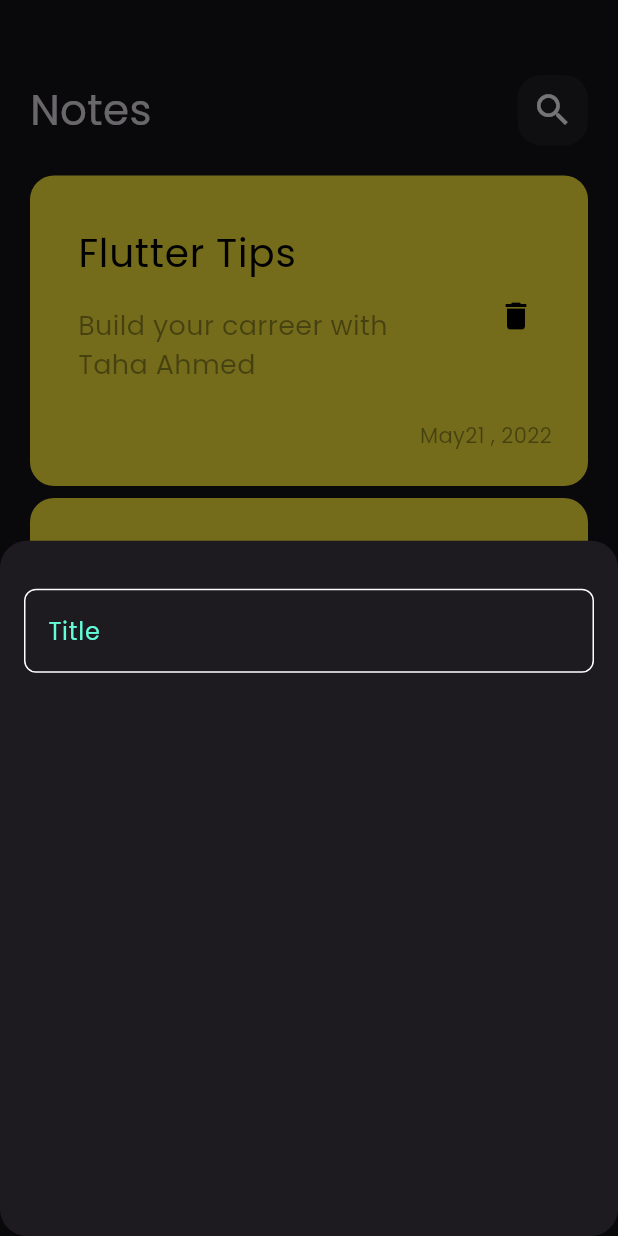
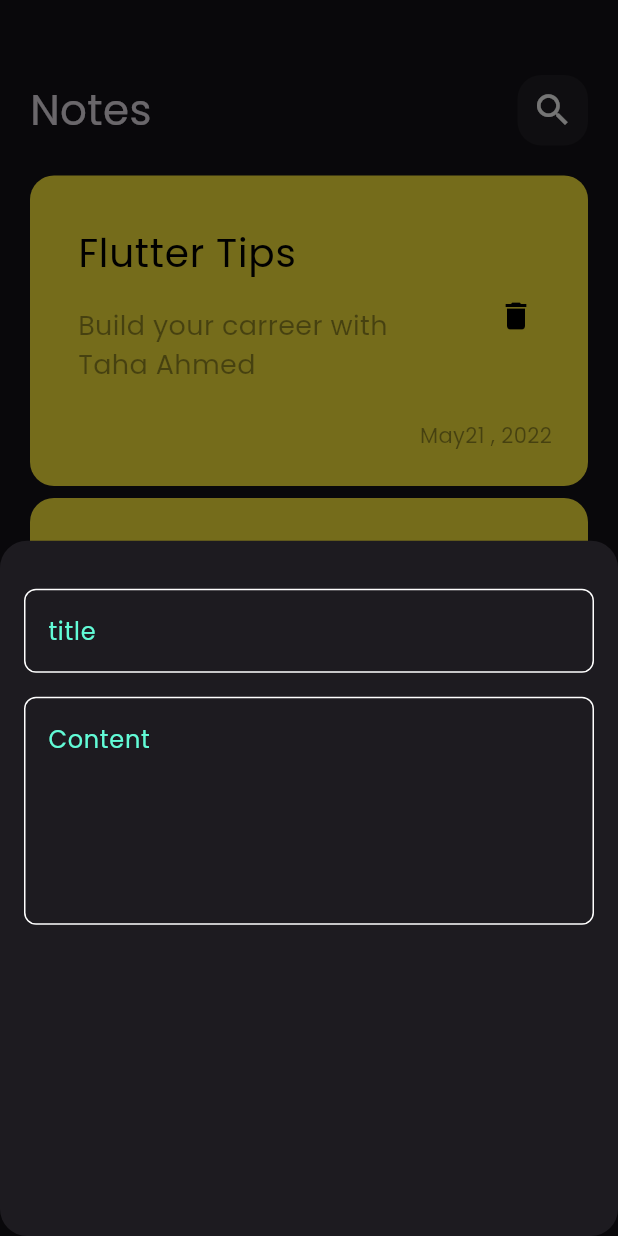
Before and after one commit to TahaAhmed-hup/Notes-App, a Flutter app: the screen it shows after launch, after a tap on the "add" icon, on a phone screen of 412 x 824 dp. Run offline on Flutter 3.47's test engine with Material 3 defaults, Android fonts, the phone set to English and light mode, and no system bars.

Commit message:
add field to bottom sheet

```diff
--- a/lib/widgets/add_note_bottom_sheet.dart
+++ b/lib/widgets/add_note_bottom_sheet.dart
@@ -13,7 +13,16 @@
           SizedBox(
             height: 32,
           ),
-          CustomTextField()
+          CustomTextField(
+            hint: 'title',
+          ),
+          SizedBox(
+            height: 16,
+          ),
+          CustomTextField(
+            hint: 'Content',
+            maxLines: 5,
+          ),
         ],
       ),
     );
--- a/lib/widgets/custom_text_field.dart
+++ b/lib/widgets/custom_text_field.dart
@@ -2,14 +2,17 @@
 import 'package:notebad/constant.dart';
 
 class CustomTextField extends StatelessWidget {
-  const CustomTextField({super.key});
+  const CustomTextField({super.key, required this.hint, this.maxLines = 1});
+  final String hint;
+  final int maxLines;
 
   @override
   Widget build(BuildContext context) {
     return TextField(
         cursorColor: kPrimaryColor,
+        maxLines: maxLines,
         decoration: InputDecoration(
-          hintText: 'Title',
+          hintText: hint,
           hintStyle: const TextStyle(color: kPrimaryColor),
           border: buildBorder(),
           enabledBorder: buildBorder(),
```
